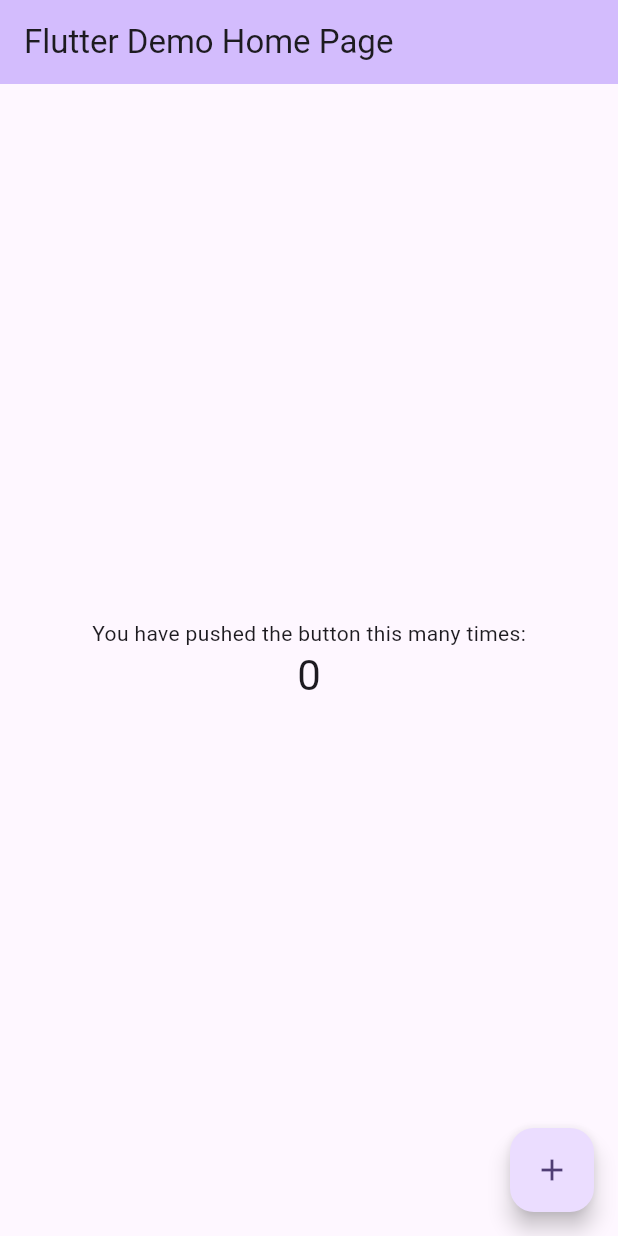
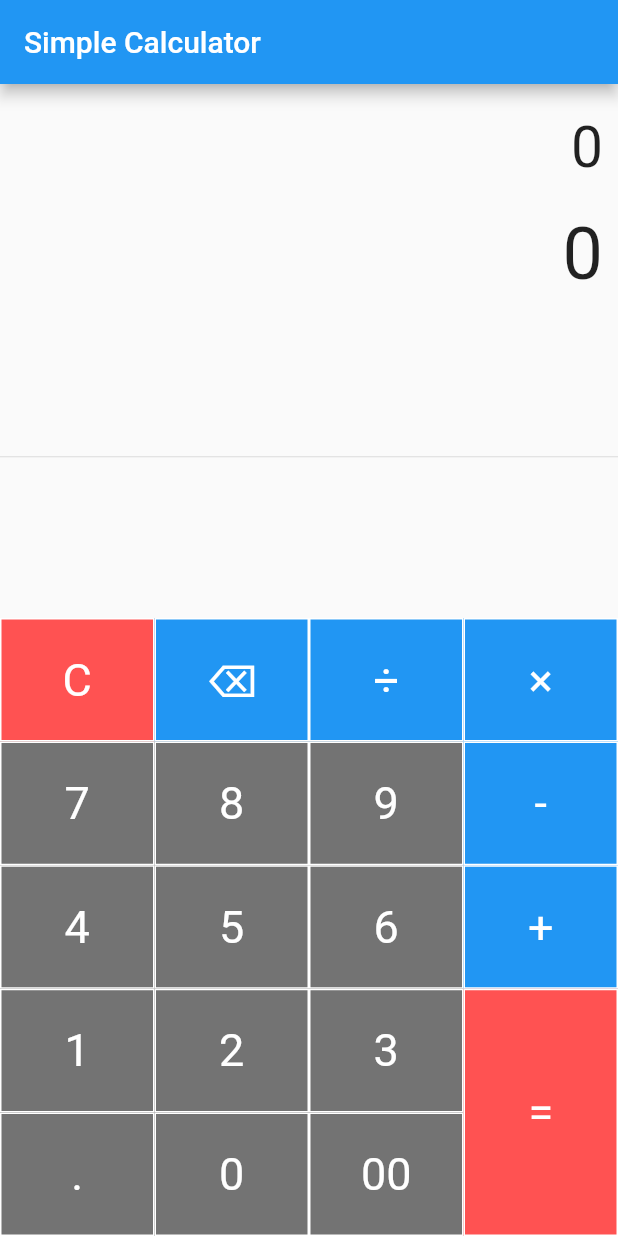
Before and after one commit to ttopal/simple-calculator, a Flutter app: the screen it shows after launch, on a phone screen of 412 x 824 dp. Run offline on Flutter 3.47's test engine with Material 2 defaults, Android fonts, the light colour scheme and no system bars.

Commit message:
Calculator buttons

```diff
--- a/lib/main.dart
+++ b/lib/main.dart
@@ -1,125 +1,151 @@
 import 'package:flutter/material.dart';
 
 void main() {
-  runApp(const MyApp());
+  runApp(const Calculator());
 }
 
-class MyApp extends StatelessWidget {
-  const MyApp({super.key});
+class Calculator extends StatelessWidget {
+  const Calculator({super.key});
 
-  // This widget is the root of your application.
   @override
   Widget build(BuildContext context) {
     return MaterialApp(
-      title: 'Flutter Demo',
-      theme: ThemeData(
-        // This is the theme of your application.
-        //
-        // TRY THIS: Try running your application with "flutter run". You'll see
-        // the application has a blue toolbar. Then, without quitting the app,
-        // try changing the seedColor in the colorScheme below to Colors.green
-        // and then invoke "hot reload" (save your changes or press the "hot
-        // reload" button in a Flutter-supported IDE, or press "r" if you used
-        // the command line to start the app).
-        //
-        // Notice that the counter didn't reset back to zero; the application
-        // state is not lost during the reload. To reset the state, use hot
-        // restart instead.
-        //
-        // This works for code too, not just values: Most code changes can be
-        // tested with just a hot reload.
-        colorScheme: ColorScheme.fromSeed(seedColor: Colors.deepPurple),
-        useMaterial3: true,
-      ),
-      home: const MyHomePage(title: 'Flutter Demo Home Page'),
+      debugShowCheckedModeBanner: false,
+      title: 'Calculator',
+      theme: ThemeData(primarySwatch: Colors.blue),
+      home: SimpleCalculator(),
     );
   }
 }
 
-class MyHomePage extends StatefulWidget {
-  const MyHomePage({super.key, required this.title});
-
-  // This widget is the home page of your application. It is stateful, meaning
-  // that it has a State object (defined below) that contains fields that affect
-  // how it looks.
-
-  // This class is the configuration for the state. It holds the values (in this
-  // case the title) provided by the parent (in this case the App widget) and
-  // used by the build method of the State. Fields in a Widget subclass are
-  // always marked "final".
-
-  final String title;
+class SimpleCalculator extends StatefulWidget {
+  const SimpleCalculator({super.key});
 
   @override
-  State<MyHomePage> createState() => _MyHomePageState();
+  State<SimpleCalculator> createState() => _SimpleCalculatorState();
 }
 
-class _MyHomePageState extends State<MyHomePage> {
-  int _counter = 0;
-
-  void _incrementCounter() {
-    setState(() {
-      // This call to setState tells the Flutter framework that something has
-      // changed in this State, which causes it to rerun the build method below
-      // so that the display can reflect the updated values. If we changed
-      // _counter without calling setState(), then the build method would not be
-      // called again, and so nothing would appear to happen.
-      _counter++;
-    });
+class _SimpleCalculatorState extends State<SimpleCalculator> {
+  @override
+  Widget build(BuildContext context) {
+    return Scaffold(
+      appBar: AppBar(title: Text('Simple Calculator')),
+      body: Column(
+        children: [
+          Container(
+            alignment: Alignment.centerRight,
+            padding: EdgeInsets.fromLTRB(10, 20, 10, 0),
+            child: Text(
+              '0',
+              style: TextStyle(fontSize: 38.0),
+            ),
+          ),
+          Container(
+            alignment: Alignment.centerRight,
+            padding: EdgeInsets.fromLTRB(10, 20, 10, 0),
+            child: Text(
+              '0',
+              style: TextStyle(fontSize: 48.0),
+            ),
+          ),
+          Expanded(child: Divider()),
+          Row(
+            mainAxisAlignment: MainAxisAlignment.center,
+            children: [
+              Container(
+                width: MediaQuery.of(context).size.width * 0.75,
+                child: Table(
+                  children: [
+                    TableRow(
+                      children: [
+                        buildButton('C', 1, Colors.redAccent),
+                        buildButton('⌫', 1, Colors.blue),
+                        buildButton('÷', 1, Colors.blue),
+                      ],
+                    ),
+                    TableRow(
+                      children: [
+                        buildButton('7', 1, Colors.black54),
+                        buildButton('8', 1, Colors.black54),
+                        buildButton('9', 1, Colors.black54),
+                      ],
+                    ),
+                    TableRow(
+                      children: [
+                        buildButton('4', 1, Colors.black54),
+                        buildButton('5', 1, Colors.black54),
+                        buildButton('6', 1, Colors.black54),
+                      ],
+                    ),
+                    TableRow(
+                      children: [
+                        buildButton('1', 1, Colors.black54),
+                        buildButton('2', 1, Colors.black54),
+                        buildButton('3', 1, Colors.black54),
+                      ],
+                    ),
+                    TableRow(
+                      children: [
+                        buildButton('.', 1, Colors.black54),
+                        buildButton('0', 1, Colors.black54),
+                        buildButton('00', 1, Colors.black54),
+                      ],
+                    ),
+                  ],
+                ),
+              ),
+              Container(
+                width: MediaQuery.of(context).size.width * 0.25,
+                child: Table(
+                  children: [
+                    TableRow(children: [
+                      buildButton("×", 1, Colors.blue),
+                    ]),
+                    TableRow(children: [
+                      buildButton("-", 1, Colors.blue),
+                    ]),
+                    TableRow(children: [
+                      buildButton("+", 1, Colors.blue),
+                    ]),
+                    TableRow(children: [
+                      buildButton("=", 2, Colors.redAccent),
+                    ]),
+                  ],
+                ),
+              ),
+            ],
+          ),
+        ],
+      ),
+    );
   }
 
-  @override
-  Widget build(BuildContext context) {
-    // This method is rerun every time setState is called, for instance as done
-    // by the _incrementCounter method above.
-    //
-    // The Flutter framework has been optimized to make rerunning build methods
-    // fast, so that you can just rebuild anything that needs updating rather
-    // than having to individually change instances of widgets.
-    return Scaffold(
-      appBar: AppBar(
-        // TRY THIS: Try changing the color here to a specific color (to
-        // Colors.amber, perhaps?) and trigger a hot reload to see the AppBar
-        // change color while the other colors stay the same.
-        backgroundColor: Theme.of(context).colorScheme.inversePrimary,
-        // Here we take the value from the MyHomePage object that was created by
-        // the App.build method, and use it to set our appbar title.
-        title: Text(widget.title),
-      ),
-      body: Center(
-        // Center is a layout widget. It takes a single child and positions it
-        // in the middle of the parent.
-        child: Column(
-          // Column is also a layout widget. It takes a list of children and
-          // arranges them vertically. By default, it sizes itself to fit its
-          // children horizontally, and tries to be as tall as its parent.
-          //
-          // Column has various properties to control how it sizes itself and
-          // how it positions its children. Here we use mainAxisAlignment to
-          // center the children vertically; the main axis here is the vertical
-          // axis because Columns are vertical (the cross axis would be
-          // horizontal).
-          //
-          // TRY THIS: Invoke "debug painting" (choose the "Toggle Debug Paint"
-          // action in the IDE, or press "p" in the console), to see the
-          // wireframe for each widget.
-          mainAxisAlignment: MainAxisAlignment.center,
-          children: <Widget>[
-            const Text(
-              'You have pushed the button this many times:',
+  Widget buildButton(String buttonText, double buttonHeight, Color buttonColor) {
+    return Container(
+      height: MediaQuery.of(context).size.height * 0.1 * buttonHeight,
+      color: buttonColor,
+      child: TextButton(
+        style: TextButton.styleFrom(
+          padding: EdgeInsets.all(16.0),
+          shape: RoundedRectangleBorder(
+            borderRadius: BorderRadius.circular(0.0),
+            side: BorderSide(
+              color: Colors.white,
+              width: 1,
+              style: BorderStyle.solid,
             ),
-            Text(
-              '$_counter',
-              style: Theme.of(context).textTheme.headlineMedium,
-            ),
-          ],
+          ),
+        ),
+        onPressed: () {},
+        child: Text(
+          buttonText,
+          style: TextStyle(
+            fontSize: 30,
+            fontWeight: FontWeight.normal,
+            color: Colors.white,
+          ),
         ),
       ),
-      floatingActionButton: FloatingActionButton(
-        onPressed: _incrementCounter,
-        tooltip: 'Increment',
-        child: const Icon(Icons.add),
-      ), // This trailing comma makes auto-formatting nicer for build methods.
     );
   }
 }
```
